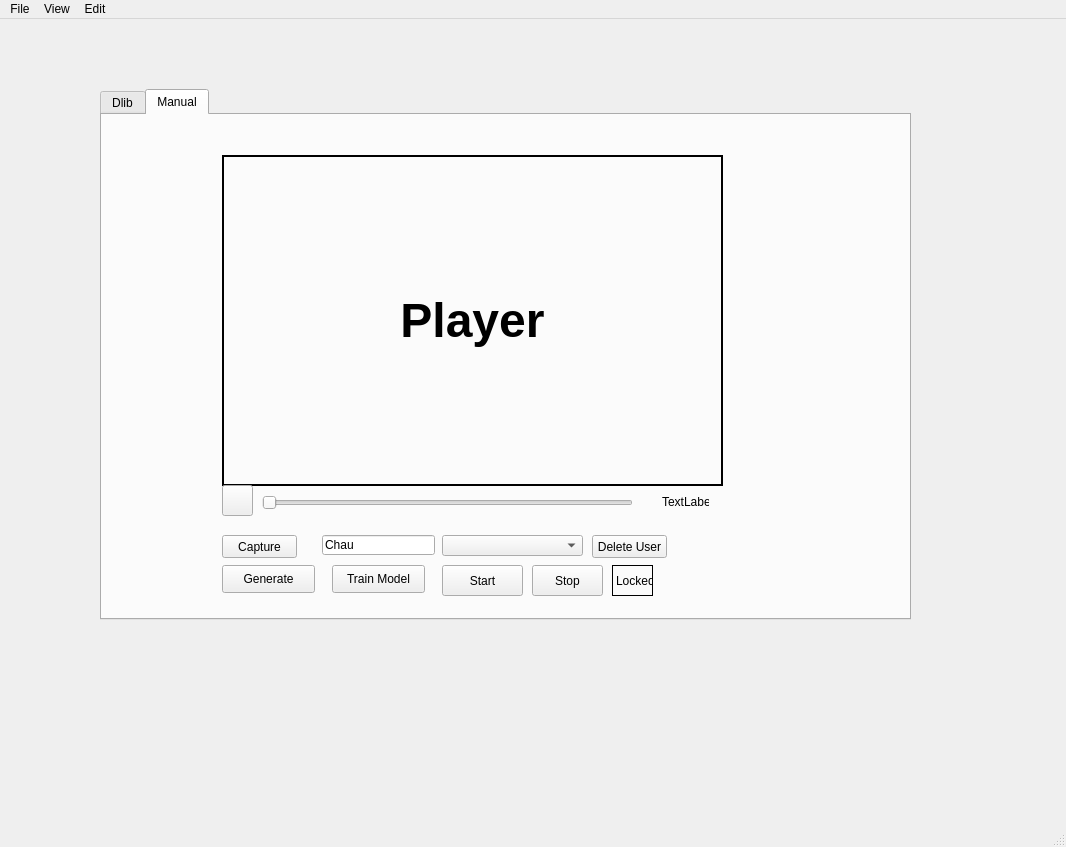
Qt form GUI_Form1.ui (tchauly99/UserRecognition-DozeDetection-withFinetuning-Facenet-FacialLandmarkDetection-GUI) before a commit.
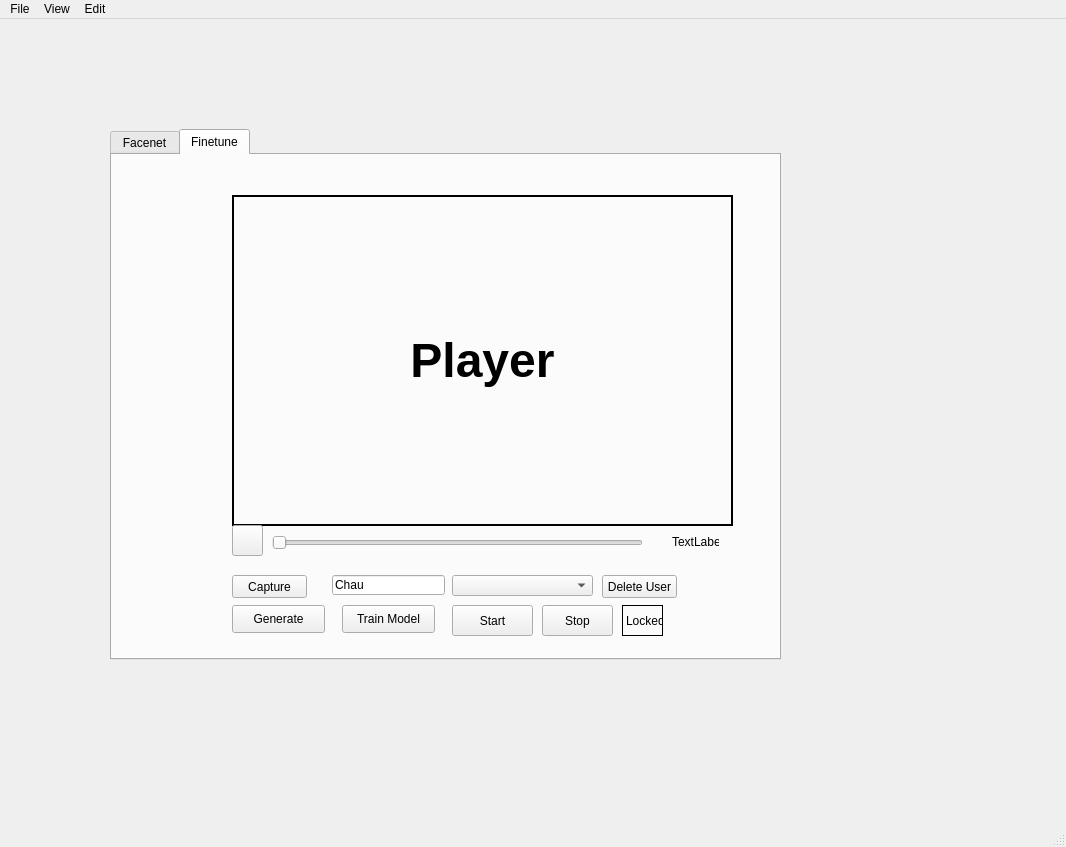
The same form after that commit. The open tabs and pages were chosen to show the change.

Diff of the .ui file:
```diff
--- a/GUI_Form1.ui
+++ b/GUI_Form1.ui
@@ -17,9 +17,9 @@
    <widget class="QTabWidget" name="tabWidget">
     <property name="geometry">
      <rect>
-      <x>100</x>
-      <y>70</y>
-      <width>811</width>
+      <x>110</x>
+      <y>110</y>
+      <width>671</width>
       <height>531</height>
      </rect>
     </property>
@@ -28,7 +28,7 @@
     </property>
     <widget class="QWidget" name="Dlib">
      <attribute name="title">
-      <string>Dlib</string>
+      <string>Facenet</string>
      </attribute>
      <widget class="QComboBox" name="ListUser_Cb">
       <property name="geometry">
@@ -210,7 +210,7 @@
     </widget>
     <widget class="QWidget" name="Manual">
      <attribute name="title">
-      <string>Manual</string>
+      <string>Finetune</string>
      </attribute>
      <widget class="QSlider" name="horizontalSlider_2">
       <property name="geometry">
```
Left out of the diff: 2 changed lines with no effect on the pictures.
